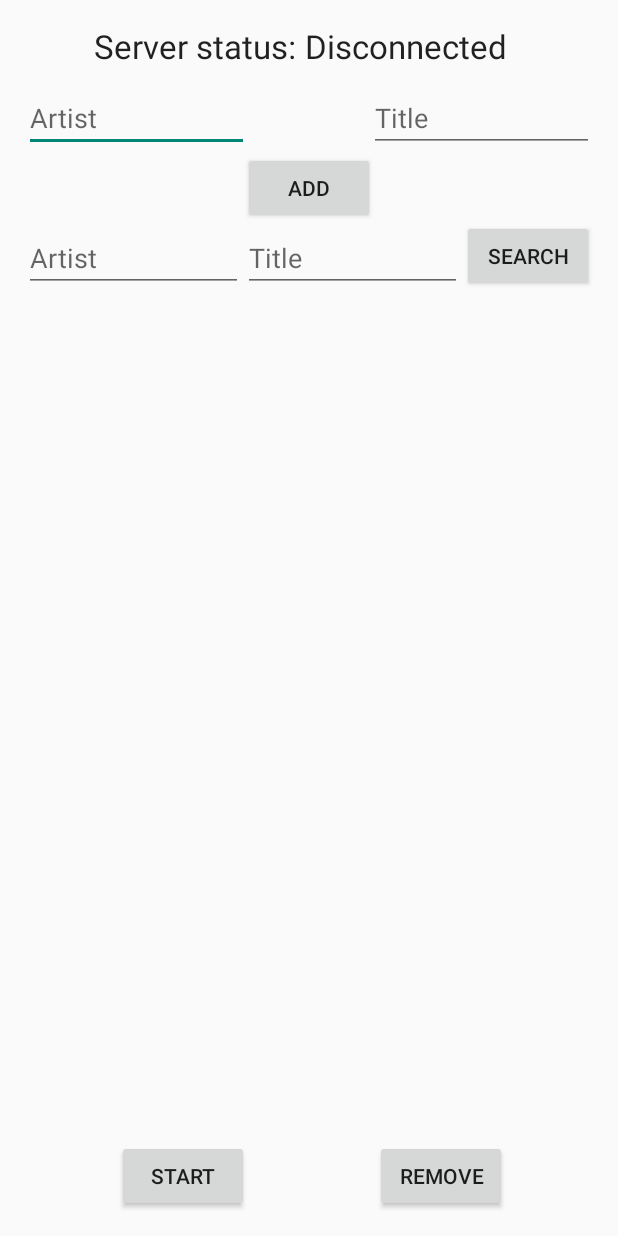
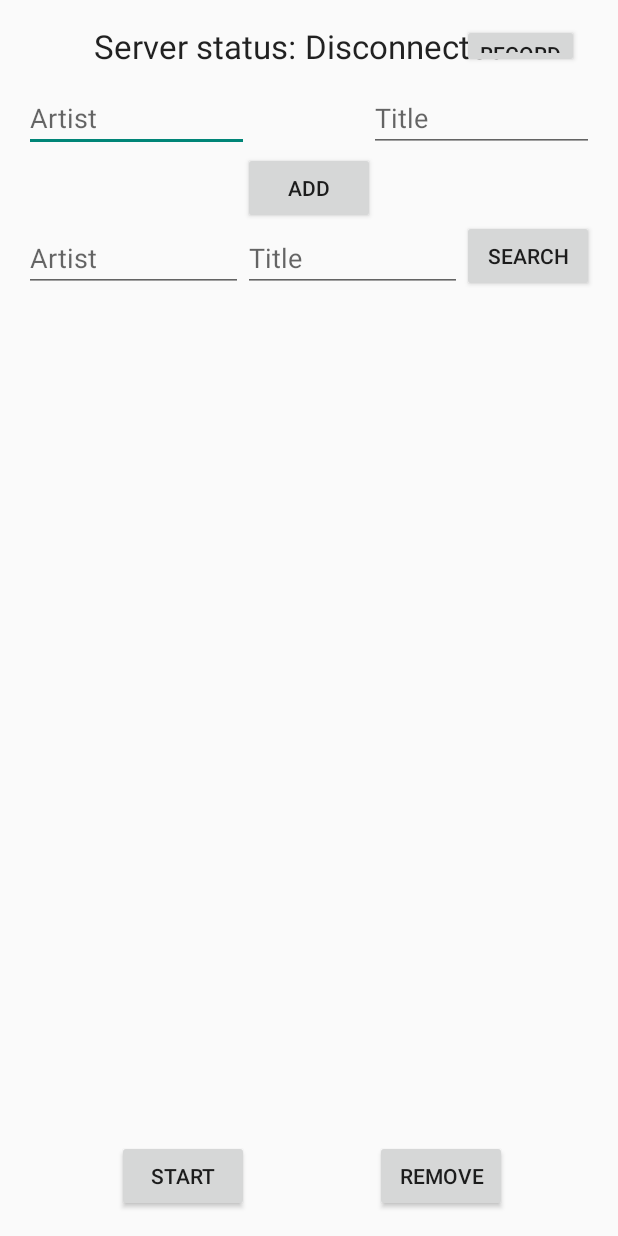
Before and after one commit to JUX84/StreamClient, an Android app: the layout activity_main.xml on its own in the app's theme, with its tools: preview values and no code run, on a phone screen of 412 x 824 dp. Run offline under Robolectric (Android 15) with nearby library versions, the phone set to English and light mode, and no system bars.

Commit message:
record and convert in float array. needs cleanup but werks

```diff
--- a/app/src/main/AndroidManifest.xml
+++ b/app/src/main/AndroidManifest.xml
@@ -3,6 +3,7 @@
     package="zouxe.streamclient" >
 
     <uses-permission android:name="android.permission.INTERNET" />
+    <uses-permission android:name="android.permission.RECORD_AUDIO" />
 
     <application
         android:allowBackup="true"
--- a/app/src/main/java/zouxe/streamclient/StreamPlayer.java
+++ b/app/src/main/java/zouxe/streamclient/StreamPlayer.java
@@ -68,13 +68,13 @@ public class StreamPlayer implements MediaPlayer.OnPreparedListener {
     public Boolean Start() {
         if(selectedSong == null || server == null)
             return false;
-        if(token!=null)
+        if(token!=null) {
+            mp.stop();
             server.stopSong(token);
+        }
         token = server.selectSong(selectedSong);
         server.playSong(token);
         String mp3 = "http://zouxe.ovh:8090/"+token+".mp3";
-        if(mp.isPlaying())
-            mp.stop();
         mp.reset();
         mp.setAudioStreamType(AudioManager.STREAM_MUSIC);
         mp.setOnPreparedListener(this);
--- a/app/src/main/res/layout/activity_main.xml
+++ b/app/src/main/res/layout/activity_main.xml
@@ -116,4 +116,15 @@
         android:layout_toStartOf="@+id/searchButton"
         android:hint="Title" />
 
+    <Button
+        style="?android:attr/buttonStyleSmall"
+        android:layout_width="wrap_content"
+        android:layout_height="wrap_content"
+        android:text="Record"
+        android:id="@+id/recordButton"
+        android:layout_alignBottom="@+id/statusVar"
+        android:layout_alignLeft="@+id/searchButton"
+        android:layout_alignStart="@+id/searchButton"
+        android:onClick="record" />
+
 </RelativeLayout>
```
Also changed, not shown: app/src/main/java/zouxe/streamclient/MainActivity.java (+57 -0 lines).
